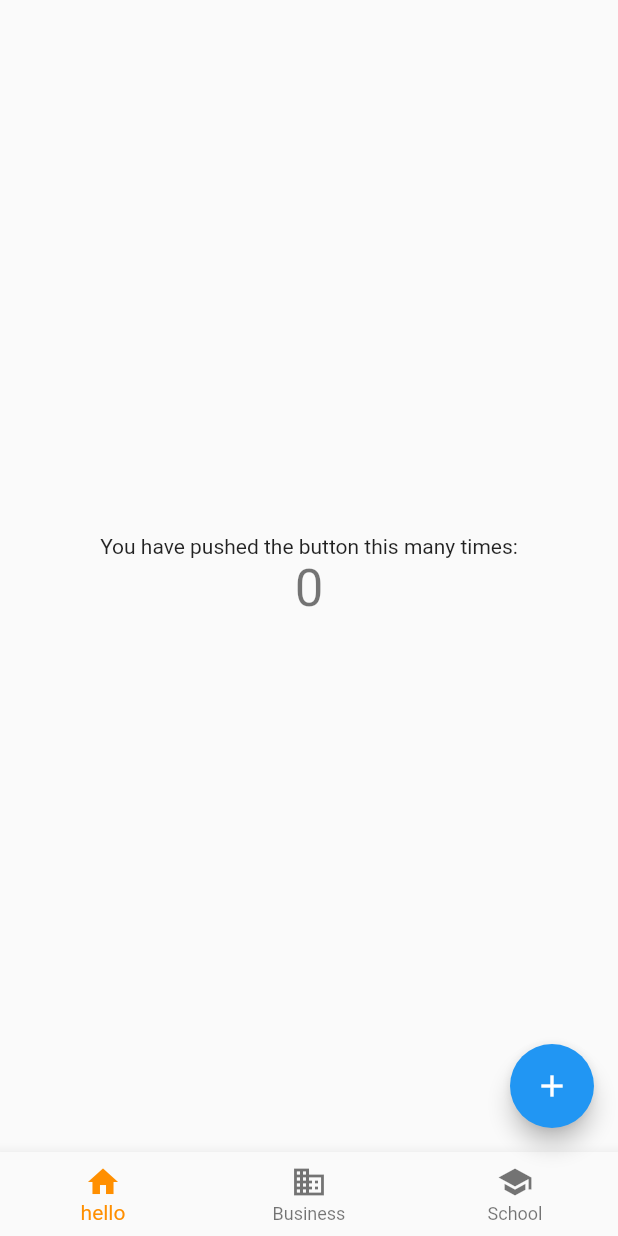
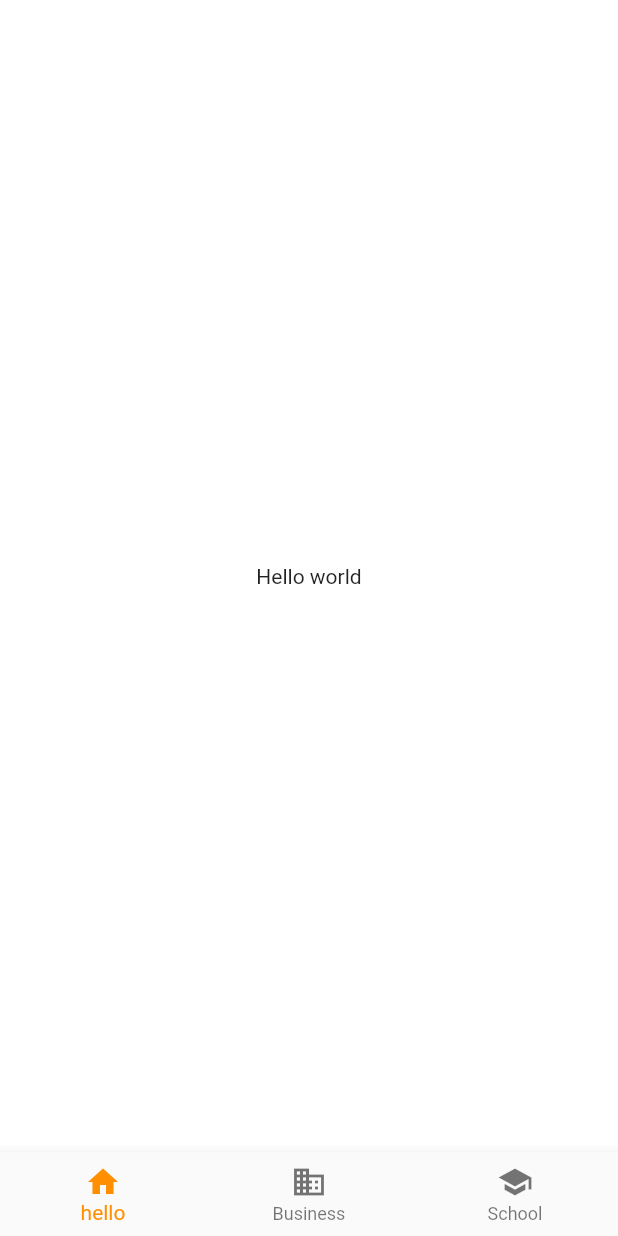
Before and after one commit to thanhtung100397/flutter-blog-post-app, a Flutter app: the screen it shows after launch, on a phone screen of 412 x 824 dp. Run offline on Flutter 3.47's test engine with Material 2 defaults, Android fonts, the phone set to English and light mode, and no system bars.

Commit message:
Refactor AppMainPage

```diff
--- a/lib/pages/app_main_page.dart
+++ b/lib/pages/app_main_page.dart
@@ -1,4 +1,5 @@
 import 'package:flutter/material.dart';
+import 'package:news_feed_app/themes/app_theme.dart';
 
 import '../widgets/app_bottom_navigation.dart';
 
@@ -10,35 +11,18 @@
 }
 
 class _AppMainPageState extends State<AppMainPage> {
-  int _counter = 0;
-
-  void _incrementCounter() {
-    setState(() {
-      _counter++;
-    });
-  }
 
   @override
   Widget build(BuildContext context) {
     return Scaffold(
+      backgroundColor: AppColor.appMainBackground,
       body: Center(
         child: Column(
           mainAxisAlignment: MainAxisAlignment.center,
-          children: <Widget>[
-            const Text(
-              'You have pushed the button this many times:',
-            ),
-            Text(
-              '$_counter',
-              style: Theme.of(context).textTheme.headline4,
-            ),
+          children: const <Widget>[
+            Text('Hello world')
           ],
         ),
-      ),
-      floatingActionButton: FloatingActionButton(
-        onPressed: _incrementCounter,
-        tooltip: 'Increment',
-        child: const Icon(Icons.add),
       ),
       bottomNavigationBar: const AppBottomNavigation(),
     );
```
